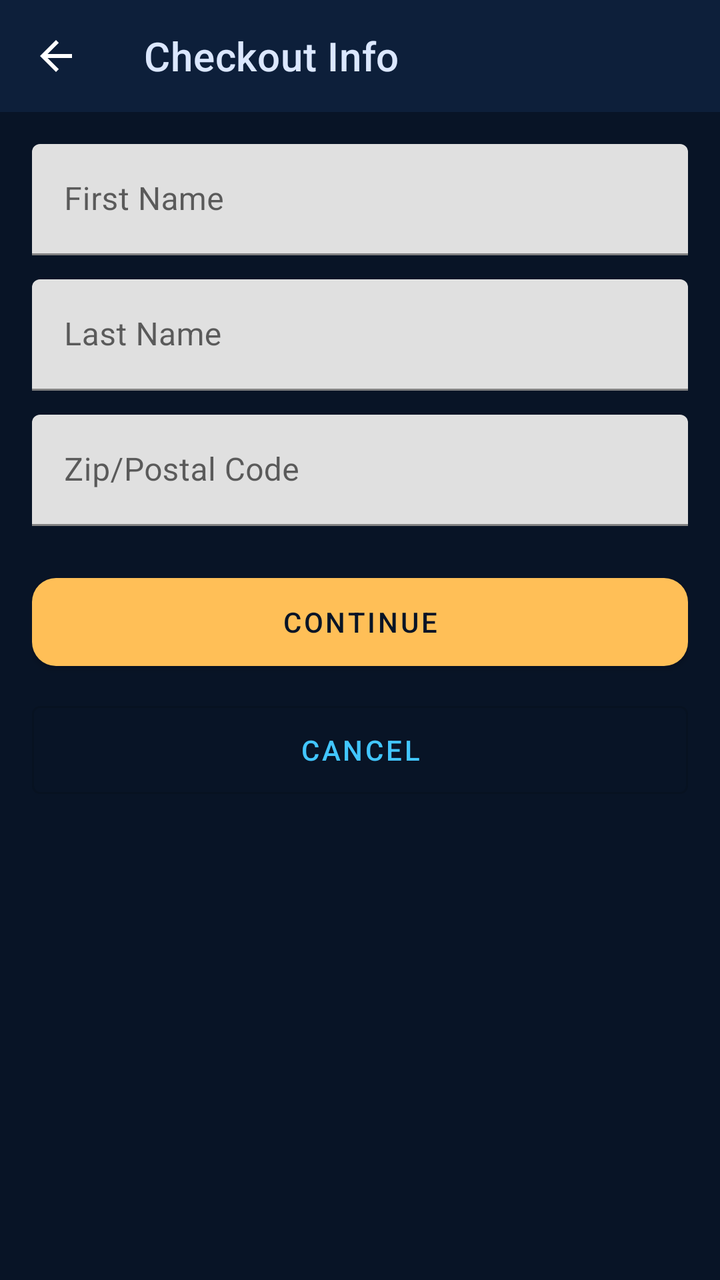
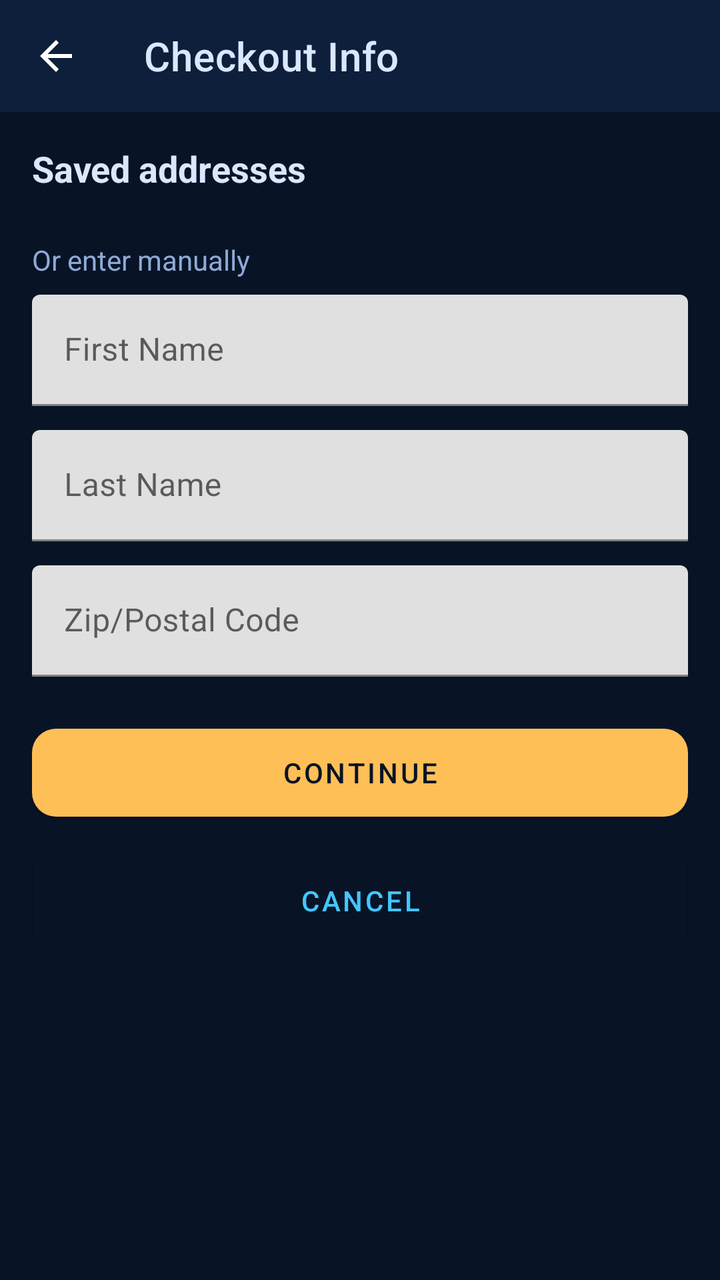

Screens rendered from an Android XML layout before and after an edit, with the pre-edit source and the edit as a unified diff.
<!-- AndroidManifest.xml: application theme Theme.Lebyy -->
<!-- res/layout/activity_checkout_info.xml -->
<?xml version="1.0" encoding="utf-8"?>
<ScrollView xmlns:android="http://schemas.android.com/apk/res/android"
    xmlns:app="http://schemas.android.com/apk/res-auto"
    android:layout_width="match_parent"
    android:layout_height="match_parent"
    android:background="@color/lebyy_bg"
    android:fillViewport="true">

    <LinearLayout
        android:layout_width="match_parent"
        android:layout_height="wrap_content"
        android:orientation="vertical">

        <com.google.android.material.appbar.MaterialToolbar
            android:id="@+id/toolbar"
            android:layout_width="match_parent"
            android:layout_height="?attr/actionBarSize"
            android:background="@color/lebyy_bg_2"
            android:theme="@style/ThemeOverlay.MaterialComponents.Dark.ActionBar"
            app:navigationIcon="?attr/homeAsUpIndicator"
            app:title="@string/checkout_info"
            app:titleTextColor="@color/lebyy_text" />

        <LinearLayout
            android:layout_width="match_parent"
            android:layout_height="wrap_content"
            android:orientation="vertical"
            android:padding="16dp">

            <com.google.android.material.textfield.TextInputLayout
                android:layout_width="match_parent"
                android:layout_height="wrap_content"
                android:layout_marginBottom="12dp">

                <com.google.android.material.textfield.TextInputEditText
                    android:id="@+id/inputFirstName"
                    android:layout_width="match_parent"
                    android:layout_height="wrap_content"
                    android:contentDescription="test-First Name"
                    android:hint="@string/first_name"
                    android:inputType="textPersonName" />
            </com.google.android.material.textfield.TextInputLayout>

            <com.google.android.material.textfield.TextInputLayout
                android:layout_width="match_parent"
                android:layout_height="wrap_content"
                android:layout_marginBottom="12dp">

                <com.google.android.material.textfield.TextInputEditText
                    android:id="@+id/inputLastName"
                    android:layout_width="match_parent"
                    android:layout_height="wrap_content"
                    android:contentDescription="test-Last Name"
                    android:hint="@string/last_name"
                    android:inputType="textPersonName" />
            </com.google.android.material.textfield.TextInputLayout>

            <com.google.android.material.textfield.TextInputLayout
                android:layout_width="match_parent"
                android:layout_height="wrap_content"
                android:layout_marginBottom="20dp">

                <com.google.android.material.textfield.TextInputEditText
                    android:id="@+id/inputZip"
                    android:layout_width="match_parent"
                    android:layout_height="wrap_content"
                    android:contentDescription="test-Zip/Postal Code"
                    android:hint="@string/zip_code"
                    android:inputType="textPostalAddress" />
            </com.google.android.material.textfield.TextInputLayout>

            <com.google.android.material.button.MaterialButton
                android:id="@+id/buttonContinue"
                android:layout_width="match_parent"
                android:layout_height="56dp"
                android:contentDescription="test-CONTINUE"
                android:text="@string/continue_btn"
                android:textAllCaps="true" />

            <com.google.android.material.button.MaterialButton
                android:id="@+id/buttonCancel"
                style="@style/Widget.MaterialComponents.Button.OutlinedButton"
                android:layout_width="match_parent"
                android:layout_height="56dp"
                android:layout_marginTop="8dp"
                android:contentDescription="test-CANCEL"
                android:text="@string/cancel"
                android:textAllCaps="true" />
        </LinearLayout>
    </LinearLayout>
</ScrollView>
<!-- resources referenced by this layout -->
<resources>
  <color name="lebyy_bg">#081426</color>
  <color name="lebyy_bg_2">#0D1F3A</color>
  <color name="lebyy_text">#DBE7FF</color>
  <string name="cancel">CANCEL</string>
  <string name="checkout_info">Checkout Info</string>
  <string name="continue_btn">CONTINUE</string>
  <string name="first_name">First Name</string>
  <string name="last_name">Last Name</string>
  <string name="zip_code">Zip/Postal Code</string>
  <style name="Theme.Lebyy" parent="Theme.MaterialComponents.DayNight.NoActionBar">
          <item name="colorPrimary">@color/lebyy_primary</item>
          <item name="colorPrimaryVariant">@color/lebyy_bg_2</item>
          <item name="colorSecondary">@color/lebyy_accent</item>
          <item name="colorOnPrimary">@color/lebyy_bg</item>
          <item name="colorOnSecondary">@color/lebyy_bg</item>
          <item name="android:statusBarColor">@color/lebyy_bg</item>
          <item name="android:navigationBarColor">@color/lebyy_bg</item>
          <item name="android:windowBackground">@color/lebyy_bg</item>
          <item name="android:textColorPrimary">@color/lebyy_text</item>
          <item name="android:textColorSecondary">@color/lebyy_muted</item>
          <item name="colorControlNormal">@color/lebyy_muted</item>
          <item name="colorControlActivated">@color/lebyy_primary</item>
          <item name="materialButtonStyle">@style/Widget.Lebyy.Button</item>
          <item name="materialAlertDialogTheme">@style/ThemeOverlay.Lebyy.Dialog</item>
          <item name="alertDialogTheme">@style/ThemeOverlay.Lebyy.Dialog</item>
      </style>
  <color name="lebyy_primary">#42C6FF</color>
  <color name="lebyy_accent">#FFBF57</color>
  <color name="lebyy_muted">#90AAD6</color>
  <style name="Widget.Lebyy.Button" parent="Widget.MaterialComponents.Button">
          <item name="backgroundTint">@color/lebyy_accent</item>
          <item name="android:textColor">@color/lebyy_bg</item>
          <item name="cornerRadius">12dp</item>
      </style>
  <style name="ThemeOverlay.Lebyy.Dialog" parent="ThemeOverlay.MaterialComponents.MaterialAlertDialog">
          <item name="colorPrimary">@color/lebyy_primary</item>
          <item name="colorSurface">@color/white</item>
          <item name="colorOnSurface">#0F2144</item>
          <item name="android:background">@color/white</item>
          <item name="materialAlertDialogTitleTextStyle">@style/Lebyy.Dialog.Title</item>
          <item name="materialAlertDialogBodyTextStyle">@style/Lebyy.Dialog.Body</item>
          <item name="buttonBarPositiveButtonStyle">@style/Lebyy.Dialog.Button</item>
          <item name="buttonBarNegativeButtonStyle">@style/Lebyy.Dialog.Button</item>
      </style>
  <color name="white">#FFFFFF</color>
  <style name="Lebyy.Dialog.Title" parent="MaterialAlertDialog.MaterialComponents.Title.Text">
          <item name="android:textColor">#0F2144</item>
          <item name="android:textSize">18sp</item>
          <item name="android:textStyle">bold</item>
      </style>
  <style name="Lebyy.Dialog.Body" parent="MaterialAlertDialog.MaterialComponents.Body.Text">
          <item name="android:textColor">#1F3A5F</item>
          <item name="android:textSize">15sp</item>
      </style>
  <style name="Lebyy.Dialog.Button" parent="Widget.MaterialComponents.Button.TextButton.Dialog">
          <item name="android:textColor">@color/lebyy_primary_2</item>
          <item name="android:textStyle">bold</item>
      </style>
  <color name="lebyy_primary_2">#6E8BFF</color>
</resources>

<!-- the commit's change to res/layout/activity_checkout_info.xml (unified diff, before → after) -->
@@ -26,6 +26,30 @@
             android:layout_height="wrap_content"
             android:orientation="vertical"
             android:padding="16dp">
+
+            <TextView
+                android:layout_width="match_parent"
+                android:layout_height="wrap_content"
+                android:text="@string/saved_addresses"
+                android:textColor="@color/lebyy_text"
+                android:textSize="18sp"
+                android:textStyle="bold" />
+
+            <LinearLayout
+                android:id="@+id/savedAddressesList"
+                android:layout_width="match_parent"
+                android:layout_height="wrap_content"
+                android:layout_marginTop="8dp"
+                android:layout_marginBottom="16dp"
+                android:orientation="vertical" />
+
+            <TextView
+                android:layout_width="match_parent"
+                android:layout_height="wrap_content"
+                android:layout_marginBottom="8dp"
+                android:text="@string/or_enter_manually"
+                android:textColor="@color/lebyy_muted"
+                android:textSize="14sp" />
 
             <com.google.android.material.textfield.TextInputLayout
                 android:layout_width="match_parent"
<!-- resource entries referenced after the edit -->
@@ -8,6 +8,8 @@
   <string name="continue_btn">CONTINUE</string>
   <string name="first_name">First Name</string>
   <string name="last_name">Last Name</string>
+  <string name="or_enter_manually">Or enter manually</string>
+  <string name="saved_addresses">Saved addresses</string>
   <string name="zip_code">Zip/Postal Code</string>
   <style name="Theme.Lebyy" parent="Theme.MaterialComponents.DayNight.NoActionBar">
           <item name="colorPrimary">@color/lebyy_primary</item>
